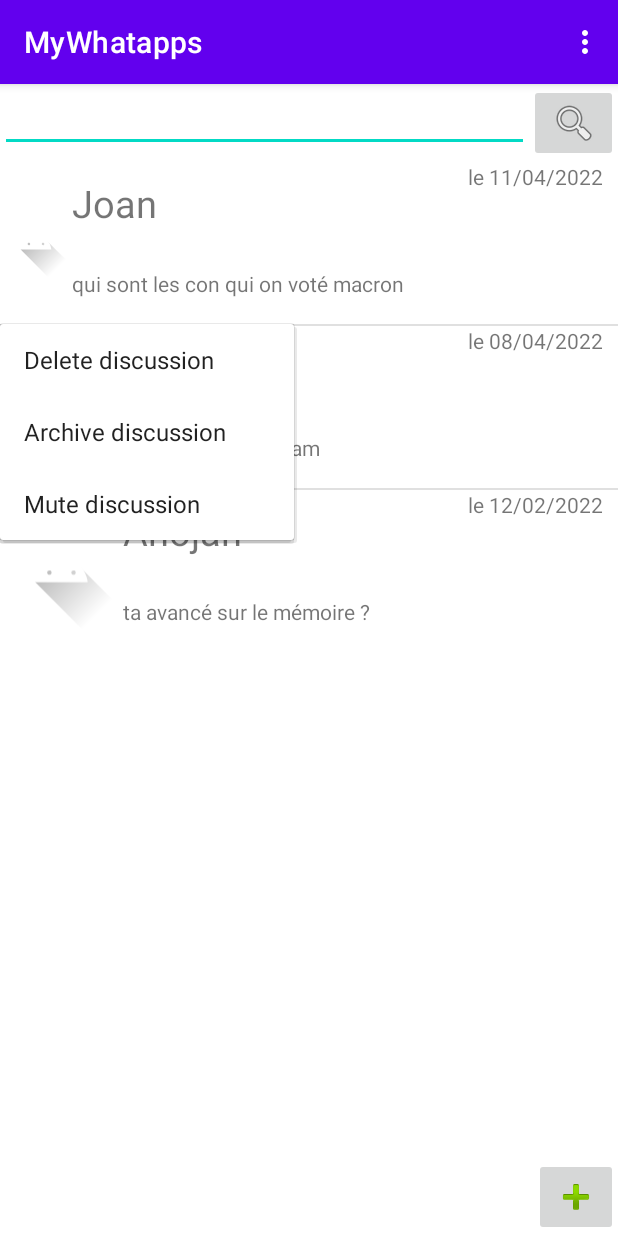
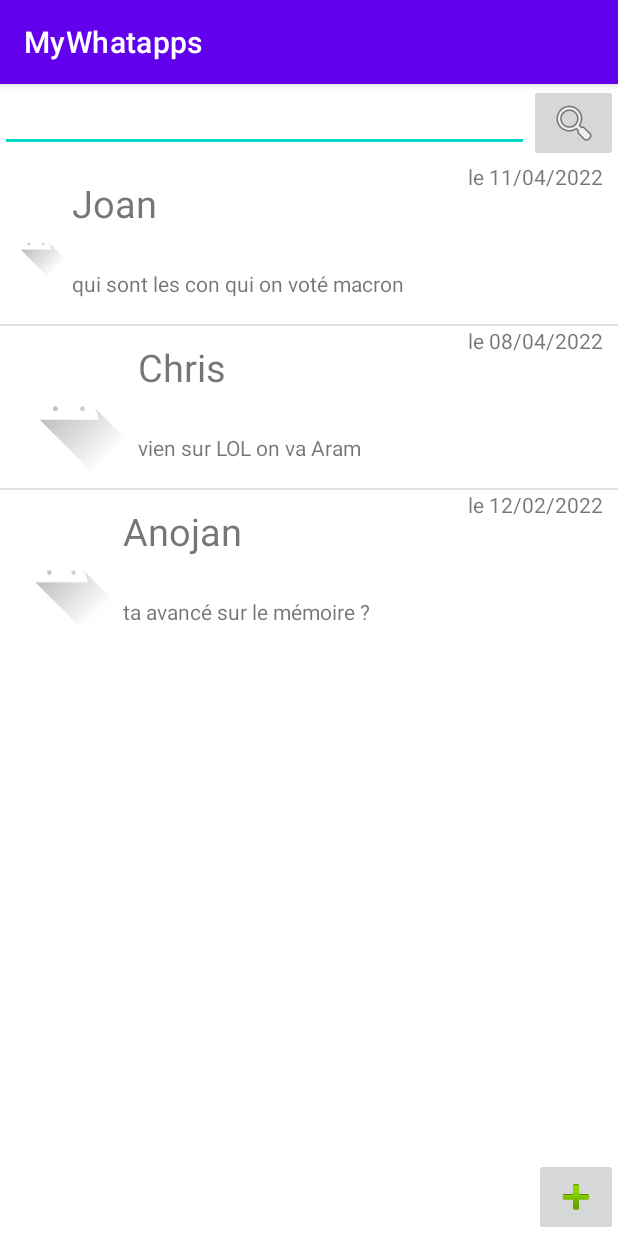
Before and after one commit to AnojanYogeswaran/LetUsDiscuss, an Android app: the screen it shows after launch (MainActivity), after a tap on "Joan", on a phone screen of 412 x 824 dp. Run offline under Robolectric (Android 15) with nearby library versions, the phone set to English and light mode, and no system bars.

Commit message:
nouveau fonctionnement du delete

```diff
--- a/app/src/main/java/com/example/letusdiscuss/MainActivity.java
+++ b/app/src/main/java/com/example/letusdiscuss/MainActivity.java
@@ -1,8 +1,10 @@
 package com.example.letusdiscuss;
 
 import androidx.annotation.NonNull;
+import androidx.appcompat.app.AlertDialog;
 import androidx.appcompat.app.AppCompatActivity;
 
+import android.content.DialogInterface;
 import android.os.Bundle;
 import android.view.Menu;
 import android.view.MenuItem;
@@ -22,6 +24,7 @@
     ListView listViewdiscussion;
     int selecteditem;
     ImageButton addConv;
+    DiscussionAdapter adapter;
 
     @Override
     protected void onCreate(Bundle savedInstanceState) {
@@ -29,13 +32,13 @@
         setContentView(R.layout.activity_discussion);
 
         discussions.add(new DiscussionModel("Joan","qui sont les con qui on voté macron","le 11/04/2022"));
-        discussions.add(new DiscussionModel("Chris","vien on Aram","le 08/04/2022"));
+        discussions.add(new DiscussionModel("Chris","vien sur LOL on va Aram","le 08/04/2022"));
         discussions.add(new DiscussionModel("Anojan","ta avancé sur le mémoire ?","le 12/02/2022"));
 
 
 
         listViewdiscussion = (ListView) findViewById(R.id.listViewDiscussion);
-        DiscussionAdapter adapter = new DiscussionAdapter(discussions, this);
+        adapter = new DiscussionAdapter(discussions, this);
         listViewdiscussion.setAdapter(adapter);
 
         registerForContextMenu(listViewdiscussion);
@@ -45,20 +48,31 @@
 
 
 
-    }
+        listViewdiscussion.setOnItemLongClickListener(new AdapterView.OnItemLongClickListener() {
+            @Override
+            public boolean onItemLongClick(AdapterView<?> parent, View view, int
+                    position, long id) {
 
-    @Override
-    public boolean onCreateOptionsMenu(Menu menu) {
-        getMenuInflater().inflate(R.menu.layout_context_menu,menu);
-        return true;
-    }
+                // it will get the position of selected item from the ListView
 
-    @Override
-    public boolean onOptionsItemSelected(@NonNull MenuItem item) {
-        if(item.getItemId()==R.id.menuItem_delete){
-            discussions.remove(selecteditem);
-        }
-        return super.onOptionsItemSelected(item);
+                new AlertDialog.Builder(MainActivity.this)
+                        .setIcon(android.R.drawable.ic_menu_delete)
+                        .setTitle("Are you sure...")
+                        .setMessage("Do you want to delete the selected item..?")
+                        .setPositiveButton("Yes", new DialogInterface.OnClickListener() {
+                            @Override
+                            public void onClick(DialogInterface dialog, int which)
+                            {
+                                discussions.remove(selecteditem);
+                                adapter.notifyDataSetChanged();
+                            }
+                        })
+                        .setNegativeButton("No" , null).show();
+
+                return true;
+            }
+        });
+
     }
 
     @Override
@@ -66,19 +80,10 @@
 
         selecteditem = i;
         view.post(new Runnable() {
-            @Override
+           // @Override
             public void run() {
-                showPopupMenu(view);
             }
         });
     }
 
-    private void showPopupMenu(View view) {
-
-        PopupMenu popup = new PopupMenu(this, view);
-
-        popup.getMenuInflater().inflate(R.menu.layout_context_menu, popup.getMenu());
-
-        popup.show();
-    }
 }
--- a/app/src/main/res/menu/layout_context_menu.xml
+++ /dev/null
@@ -1,16 +0,0 @@
-<?xml version="1.0" encoding="utf-8"?>
-<menu xmlns:android="http://schemas.android.com/apk/res/android">
-
-    <item
-        android:title="Delete discussion"
-        android:id="@+id/menuItem_delete"
-        />
-    <item
-        android:title="Archive discussion"
-        android:id="@+id/menuItem_Archive"
-        />
-    <item
-        android:title="Mute discussion"
-        android:id="@+id/menuItem_Mute"
-        />
-</menu>
```
